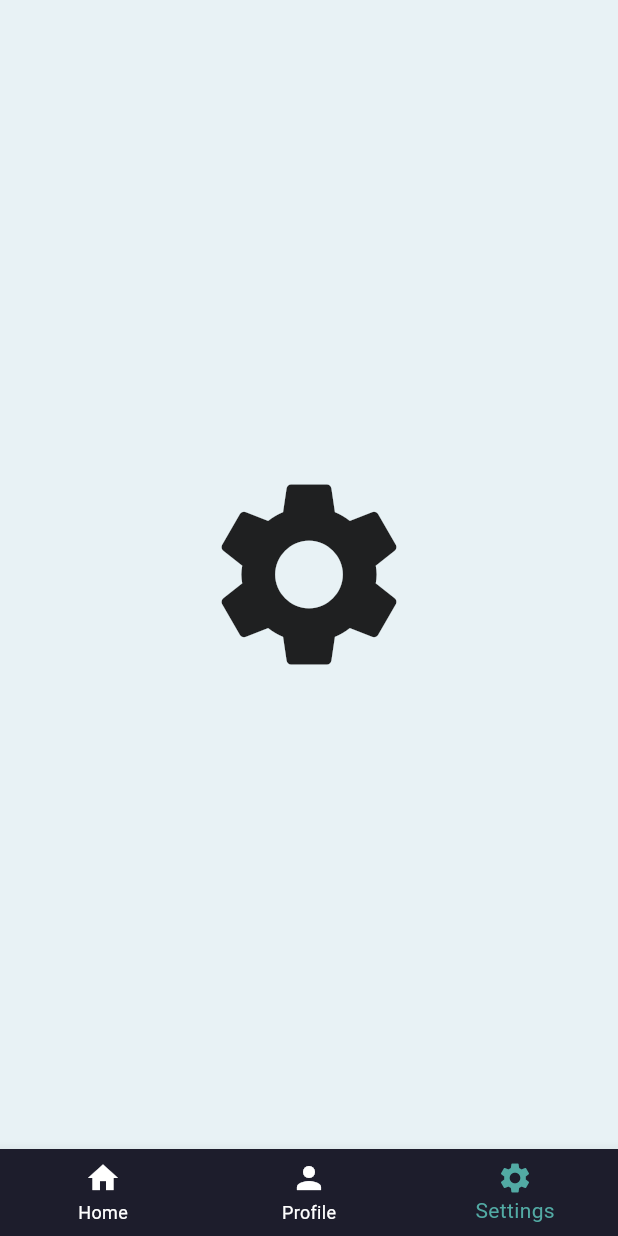
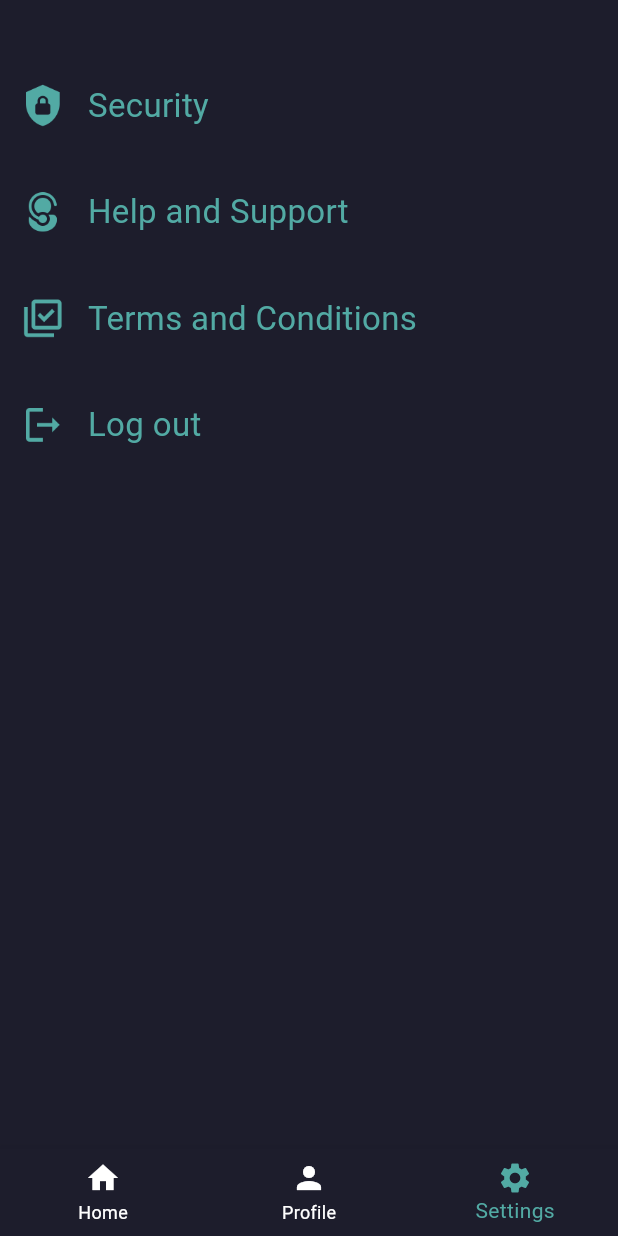
Before and after one commit to javahuhu/PetSymp, a Flutter app: the HomePageScreen screen opened directly, item 3 of the bottom bar chosen, on a phone screen of 412 x 824 dp. Run offline on Flutter 3.47's test engine with Material 3 defaults, Android fonts, the phone set to English and light mode, and no system bars; our stand-ins replace cloud_firestore, firebase_auth, firebase_core, percent_indicator; accounts and stored records are empty.

Commit message:
settings, basic info and profile

```diff
--- a/petsymp/lib/homepage.dart
+++ b/petsymp/lib/homepage.dart
@@ -1,4 +1,5 @@
 import 'package:flutter/material.dart';
+import 'package:petsymp/settings.dart';
 import 'assesment.dart';
 import 'profile.dart';
 
@@ -20,7 +21,7 @@ class HomePageScreenState extends State<HomePageScreen> {
   static const List<Widget> _pages = <Widget>[
     Icon(Icons.home, size: 150), // First page content
     Profilescreen(), // Second page content
-    Icon(Icons.settings, size: 150), // Third page content
+    Settingscreen(), // Third page content
   ];
 
   @override
--- /dev/null
+++ b/petsymp/lib/settings.dart
@@ -0,0 +1,167 @@
+
+import 'package:flutter/material.dart';
+import 'homepage.dart';
+
+
+class Settingscreen extends StatefulWidget {
+   const Settingscreen({super.key});
+
+
+  @override
+  SettingscreenState createState() => SettingscreenState();
+}
+
+class SettingscreenState extends State<Settingscreen> {
+  // State to track the selected tab
+  // State to track the selected tab
+   // Animation toggle
+
+
+Map<String, Map<String, dynamic>> hashmap = {
+  "img4": {
+    "image": "assets/security.png",
+    "screen": (BuildContext context) => const HomePageScreen(),
+  },
+  "img5": {
+    "image": "assets/support.png",
+    "screen": (BuildContext context) => const HomePageScreen(),
+  },
+  "img6": {
+    "image": "assets/condition.png",
+    "screen": (BuildContext context) => const HomePageScreen(),
+  },
+  "img8": {
+    "image": "assets/logout.png",
+    "screen": (BuildContext context) => const HomePageScreen(), // Call logout function
+  },
+};
+
+
+
+
+
+
+
+  @override
+  Widget build(BuildContext context) {
+    // Screen dimensions
+    final double screenHeight = MediaQuery.of(context).size.height;
+    final double screenWidth = MediaQuery.of(context).size.width;
+
+    return Scaffold(
+       backgroundColor:const Color.fromRGBO(29, 29, 44, 1.0),
+      body: Stack(
+
+
+        children: [
+
+             Positioned(
+                  top: screenHeight * 0.03,
+                  left: screenWidth * -0.04,
+                  child: Container(
+                    width: 510,
+                    height: screenHeight * 0.6,
+                    decoration: BoxDecoration(
+                      color: const Color.fromARGB(0, 255, 255, 255), // Set Background Color
+                      borderRadius: BorderRadius.circular(25), // Optional rounded corners
+
+                    ),
+                    child: Padding(
+                      padding: const EdgeInsets.all(10), // Add padding inside container
+                      child: ListView(
+                        physics: const NeverScrollableScrollPhysics(),
+                        children: [
+                          _buildInputCard("img4", "Security"),
+                          _buildInputCard("img5", "Help and Support"),
+                          _buildInputCard("img6",  "Terms and Conditions"),
+                           _buildInputCard("img8",  "Log out"),
+                        ],
+                      ),
+                    ),
+                  ),
+),
+
+
+
+          // Rotated Image Positioned at the Bottom with Animation
+
+          // Placeholder for other tabs
+          // Display corresponding content for other tabs
+
+        ],
+
+      ),
+
+
+
+
+
+    );
+
+
+
+
+  }
+
+  Widget _buildInputCard(String index, String value) {
+  return GestureDetector(
+    onTap: () {
+      if (hashmap.containsKey(index)) {
+        var screenFunction = hashmap[index]!["screen"];
+        if (screenFunction is Widget Function(BuildContext)) {
+          Navigator.push(
+            context,
+            MaterialPageRoute(builder: (context) => screenFunction(context)),
+          );
+        }
+      }
+    },
+    child: Card(
+      elevation: 0,
+      margin: const EdgeInsets.symmetric(vertical: 0, horizontal: 0),
+      color: Colors.transparent,
+      shape: RoundedRectangleBorder(borderRadius: BorderRadius.circular(15)),
+      child: Padding(
+        padding: const EdgeInsets.all(20.0),
+        child: Row(
+          mainAxisAlignment: MainAxisAlignment.spaceBetween, // Aligns text and trailing
+          children: [
+            // Leading Icon & Text
+            Row(
+              children: [
+                if (hashmap.containsKey(index))
+                  Image.asset(
+                    hashmap[index]!["image"], // Fetch image path from hashmap
+                    width: 30, // Adjust as needed
+                    height: 30,
+                    fit: BoxFit.contain,
+                    color: const Color.fromRGBO(82, 170, 164, 1),
+                  ),
+                const SizedBox(width: 15),
+                Column(
+                  crossAxisAlignment: CrossAxisAlignment.start,
+                  children: [
+                    Text(
+                      value,
+                      style: const TextStyle(fontSize: 22, fontWeight: FontWeight.normal, color: Color.fromRGBO(82, 170, 164, 1)),
+                    ),
+                  ],
+                ),
+              ],
+            ),
+            // **Trailing Icon (Example: Arrow Icon)**
+            Image.asset(
+              "assets/arrowright.png",
+              width: 30,
+              height: 30,
+              fit: BoxFit.contain,
+              color: const Color.fromRGBO(82, 170, 164, 1),
+            ),
+          ],
+        ),
+      ),
+    ),
+  );
+}
+
+}
--- a/petsymp/pubspec.yaml
+++ b/petsymp/pubspec.yaml
@@ -111,6 +111,7 @@ flutter:
       - assets/doc.png
       - assets/floatball.png
       - assets/youtube1.jpg
+      - assets/restore.png
 
 
 
```
Also changed, not shown: petsymp/lib/basicinfo.dart (added, +167 -0 lines), petsymp/lib/profile.dart (+36 -33 lines), petsymp/assets/restore.png (added), 4 other files.
